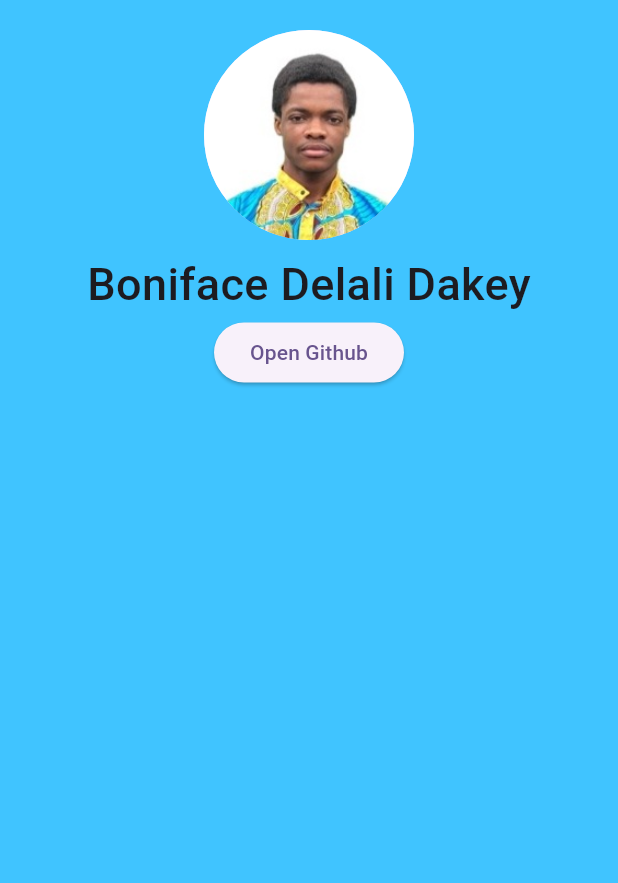
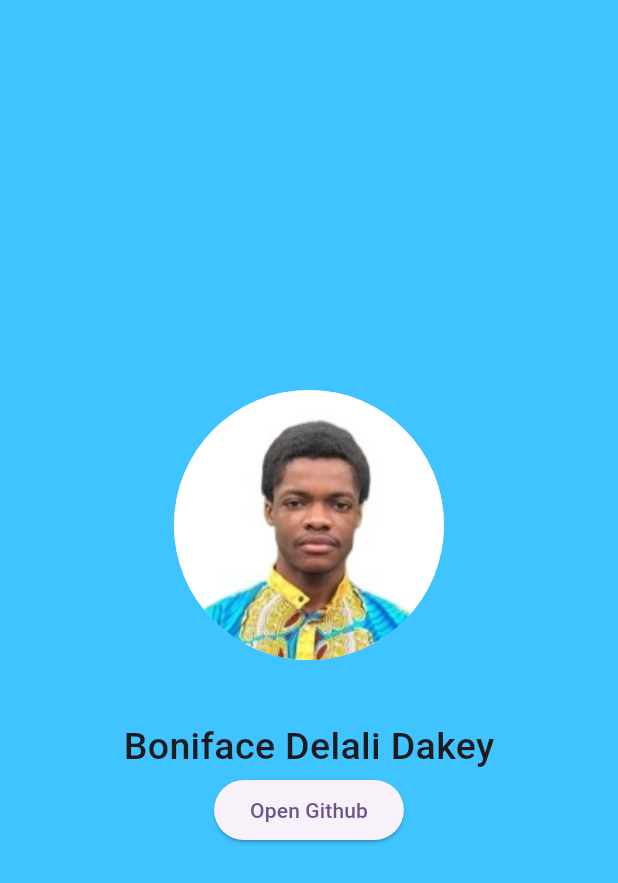
Before and after one commit to Serkhani/hngx, a Flutter app: the screen it shows after launch, on a phone screen of 412 x 824 dp. Shown: the top 883 px of the screen. Run offline on Flutter 3.47's test engine with Material 2 defaults, Android fonts, the phone set to English and light mode, and no system bars.

Commit message:
completed ui

```diff
--- a/zuri_stage_one/lib/homepage.dart
+++ b/zuri_stage_one/lib/homepage.dart
@@ -8,6 +8,7 @@ class HomePage extends StatelessWidget {
     return SafeArea(
       child: Scaffold(
         body: Container(
+          alignment: Alignment.center,
           color: Colors.lightBlueAccent,
           width: double.infinity,
           height: double.infinity,
@@ -18,16 +19,16 @@ class HomePage extends StatelessWidget {
               mainAxisAlignment: MainAxisAlignment.center,
               children: [
                 const Padding(
-                  padding: EdgeInsets.all(8.0),
+                  padding: EdgeInsets.only(bottom: 40.0),
                   child: CircleAvatar(
-                    radius: 70.0,
+                    radius: 90.0,
                     foregroundImage: AssetImage('assets/profile.jpg'),
                   ),
                 ),
                 const Text(
                   "Boniface Delali Dakey",
                   style: TextStyle(
-                      fontSize: 30.0,
+                      fontSize: 25.0,
                       fontWeight: FontWeight.w500,
                       overflow: TextOverflow.fade),
                 ),
```
